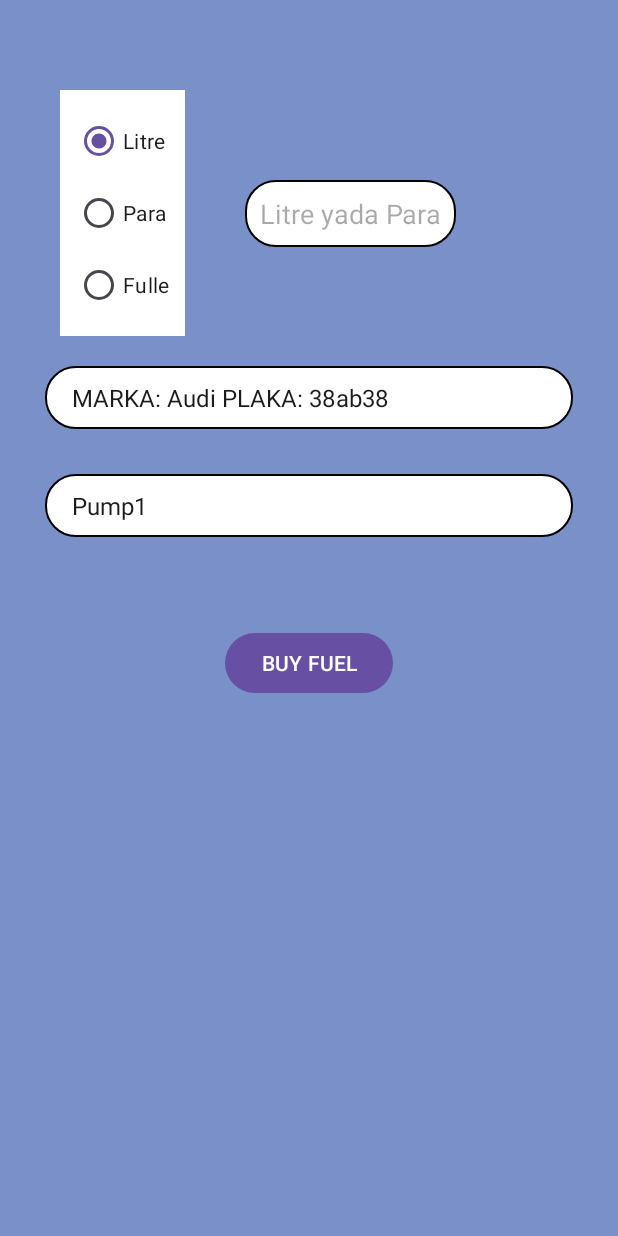
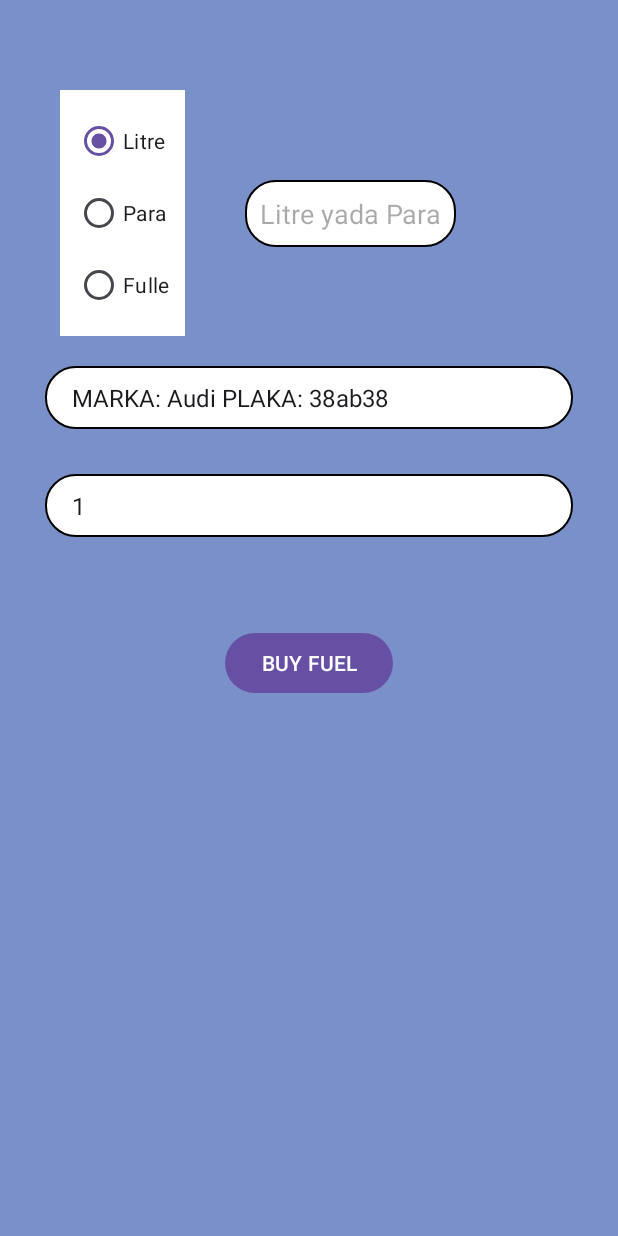
Before and after one commit to Salihhozsoy/stationActivities, an Android app: the screen it shows after launch (CalculateActivity), after a tap on "WELCOME! PRESS TO LOGIN", on a phone screen of 412 x 824 dp. Run offline under Robolectric (Android 15) with nearby library versions, the phone set to English and light mode, and no system bars.

```diff
--- a/app/build.gradle
+++ b/app/build.gradle
@@ -1,6 +1,7 @@
 plugins {
     id 'com.android.application'
     id 'org.jetbrains.kotlin.android'
+    id 'kotlin-parcelize'
 }
 
 android {
--- a/app/src/main/java/com/example/stationdesignproject/CalculateActivity.kt
+++ b/app/src/main/java/com/example/stationdesignproject/CalculateActivity.kt
@@ -3,30 +3,30 @@ package com.example.stationdesignproject
 import android.content.Intent
 import androidx.appcompat.app.AppCompatActivity
 import android.os.Bundle
-import android.provider.ContactsContract.Data
-import android.view.View
-import android.widget.AdapterView
 import android.widget.ArrayAdapter
-import android.widget.AdapterView.OnItemSelectedListener
 import android.widget.Button
 import android.widget.EditText
 import android.widget.RadioButton
 import android.widget.RadioGroup
 import android.widget.Spinner
-import android.widget.Toast
+
 import androidx.appcompat.app.AlertDialog
 
 class CalculateActivity : AppCompatActivity() {
 
-    companion object{
-      const val LiterOrMoney ="literormoney"
+    companion object {
+        const val LiterOrMoney = "literormoney"
+        const val CAR = "car"
+        const val PUMP = "pump"
     }
 
-    lateinit var btnBuyFuel:Button
+    lateinit var btnBuyFuel: Button
     lateinit var spCars: Spinner
     lateinit var spPumps: Spinner
-    lateinit var rgLiterOrMoney:RadioGroup
-    lateinit var etLiterOrMoney:EditText
+    lateinit var rgLiterOrMoney: RadioGroup
+    lateinit var etLiterOrMoney: EditText
+    var selectedRadioButton: RadioButton? = null
+    var calculatedPrice:Double? = null
 
     override fun onCreate(savedInstanceState: Bundle?) {
         super.onCreate(savedInstanceState)
@@ -35,61 +35,73 @@ class CalculateActivity : AppCompatActivity() {
         rgLiterOrMoney = findViewById(R.id.rgLiterOrMoney)
         etLiterOrMoney = findViewById(R.id.etLiterOrMoney)
         btnBuyFuel = findViewById(R.id.btnBuyFuel)
-        spCars =findViewById(R.id.spCar)
-        spPumps=findViewById(R.id.spPump)
+        spCars = findViewById(R.id.spCar)
+        spPumps = findViewById(R.id.spPump)
 
 
-        rgLiterOrMoney.setOnCheckedChangeListener { group, checkedId ->                                   //basılan radiobuttonu tutuyor. Full butona basılmadıysa enable
-            val selectedRadioButton: RadioButton = findViewById(checkedId)
-            etLiterOrMoney.isEnabled = selectedRadioButton.id != R.id.rdbtnFull
-        }
+        /*        rgLiterOrMoney.setOnCheckedChangeListener { group, checkedId ->                                   //basılan radiobuttonu tutuyor. Full butona basılmadıysa enable
+                    selectedRadioButton = findViewById(checkedId)
+                    selectedRadioButton?.let {
+                        etLiterOrMoney.isEnabled = it.id != R.id.rdbtnFull
+                    } ?: kotlin.run {
+                        showAlert("Warning","Please Choose a Option")
+                    }
+                }
+        */
+
+        val carNames = Database.cars.map { it.getListName() }                                             //cars listesini spinner'a basma
+        spCars.adapter = ArrayAdapter(this, android.R.layout.simple_spinner_item, carNames)
+
+        val pumpNames = Database.pumps.map { it.no }                                                    //pump listesini spinner'a basma
+        spPumps.adapter = ArrayAdapter(this, android.R.layout.simple_spinner_item, pumpNames)
 
 
-        val carNames = Database.cars.map { it.getListName() }                                             //cars listesini spinner'a basma
-        val adapter = ArrayAdapter(this, android.R.layout.simple_spinner_item, carNames)
-        spCars.adapter = adapter
+        btnBuyFuel.setOnClickListener {
+            if (!etLiterOrMoney.text.isNullOrEmpty()) {
+
+                val enterAmount = etLiterOrMoney.text.toString().toDouble()
+
+                val selectedCarSpinner = Database.cars[spCars.selectedItemPosition]
+                val selectedPumpSpinner = Database.pumps[spPumps.selectedItemPosition]
 
 
-/*
-        spCars.onItemSelectedListener = object :OnItemSelectedListener{
-            override fun onItemSelected(
-                parent: AdapterView<*>?,
-                view: View?,
-                position: Int,
-                id: Long
-            ) {
-                val items = Database.cars
-                val selected = items.get(position)
+                if (rgLiterOrMoney.checkedRadioButtonId == R.id.rdbtnLtr) {
+                    if (selectedCarSpinner.capacity > (enterAmount + selectedCarSpinner.currentFuelAmount)) {
+                        val liter = enterAmount
+                        calculatedPrice  = (enterAmount * selectedCarSpinner.fuelType.price)
+                    } else {
+                        showAlert("Fazla Yakıt", "Depo kapasitesi aşıldı.")
+                    }
 
-            }
+                } else if (rgLiterOrMoney.checkedRadioButtonId == R.id.rdbtnMoney) {
+                    if (enterAmount / selectedCarSpinner.fuelType.price < selectedCarSpinner.capacity - selectedCarSpinner.currentFuelAmount) {
+                        val liter = enterAmount / selectedCarSpinner.fuelType.price
+                        calculatedPrice = enterAmount
+                    } else {
+                        showAlert("Fazla Para", "Deponuz o kadar almaz")
+                    }
+                } else if (rgLiterOrMoney.checkedRadioButtonId == R.id.rdbtnFull) {
+                    val liter = (selectedCarSpinner.capacity - selectedCarSpinner.currentFuelAmount)
+                    calculatedPrice= (liter * selectedCarSpinner.fuelType.price)
+                } else {
+                    showAlert("Uyarı", "Lütfen Bir Seçenek Belirleyin")
+                }
 
-            override fun onNothingSelected(parent: AdapterView<*>?) {
-                println("lutfen secim yap....")
-            }
+                val intent = Intent(this, PrintActivity::class.java)
+                intent.putExtra(CAR, selectedCarSpinner)
+                intent.putExtra(PUMP, selectedPumpSpinner)
+                intent.putExtra(LiterOrMoney, calculatedPrice)
+                startActivity(intent)
 
-        }
-*/
-
-        val pumpNames = Database.pumps.map { it.name }                                                           //pump listesini spinner'a basma
-        val adapter2 = ArrayAdapter(this, android.R.layout.simple_spinner_item, pumpNames)
-        spPumps.adapter = adapter2
-
-
-        btnBuyFuel.setOnClickListener{
-
-            if(!etLiterOrMoney.text.isNullOrEmpty()){
-
-                val intent = Intent(this,PrintActivity::class.java)
-                intent.putExtra(LiterOrMoney, etLiterOrMoney.text.toString().toDouble())
-                startActivity(intent)
-            }else{
-                AlertDialog.Builder(this)
-                    .setTitle("WARNING")
-                    .setMessage("PLEASE ENTER A AMOUNT")
-                    .setCancelable(false)
-                    .setPositiveButton("OKEY") { dialog, which ->}
-                    .create().show()
+            } else {
+                showAlert("Warnings", "Please Enter a Amount")
             }
         }
     }
+
+    private fun showAlert(title: String, message: String) {
+        AlertDialog.Builder(this)
+            .setTitle(title)
+            .setMessage(message).create().show()
+    }
 }
--- a/app/src/main/java/com/example/stationdesignproject/Database.kt
+++ b/app/src/main/java/com/example/stationdesignproject/Database.kt
@@ -1,41 +1,49 @@
 package com.example.stationdesignproject
 
+import android.os.Parcelable
+import kotlinx.parcelize.Parcelize
+
 object Database {
+    val cars = mutableListOf(
+        Car(1, "Audi", "38ab38",FuelType.Gasoline,20.0,100.0),
+        Car(2, "Mercedes", "34ab34",FuelType.Diesel,15.0,8.0),
+        Car(3, "Bmw", "06ab06",FuelType.Gas,30.0,90.0),
+        Car(4, "Ford", "01ab01",FuelType.Electric,10.0,50.0),
+    )
 
-    val cars = mutableListOf(
+    val employee1= Employee(1,"salih")
+    val employee2= Employee(1,"salih")
+    val employee3= Employee(1,"salih")
+    val employee4= Employee(1,"salih")
 
-        Car(1, "Audi", "38ab38",FuelType.gasoline),
-        Car(2, "Mercedes", "34ab34",FuelType.diesel),
-        Car(3, "Bmw", "06ab06",FuelType.gas),
-        Car(4, "Ford", "01ab01",FuelType.electric),
+    val pumps = mutableListOf(
+        Pump(1, 1, listOf(FuelType.Diesel,FuelType.Gasoline), employee1),
+        Pump(2, 2, listOf(FuelType.Diesel,FuelType.Electric), employee2),
+        Pump(3, 3, listOf(FuelType.Diesel,FuelType.Gas), employee2),
+        Pump(4, 4, listOf(FuelType.Diesel), employee3),
+        Pump(5, 5, listOf(FuelType.Gas), employee4),
+        Pump(6, 6, listOf(FuelType.Electric), employee4),
     )
-    val pumps = mutableListOf(
-        Pump(1, "Pump1"),
-        Pump(2, "Pump2"),
-        Pump(3, "Pump3"),
-        Pump(4, "Pump4"),
-    )
-    val fuelList = mutableListOf(
-        Fuel(36.0,FuelType.gasoline),
-        Fuel(34.0,FuelType.diesel),
-        Fuel(20.0,FuelType.gas),
-        Fuel(10.0,FuelType.electric)
-    )
+
+    val invoices = mutableListOf<Invoice>()
 }
+@Parcelize
+data class Car(val id: Int, val name: String, val plateNo: String,val fuelType: FuelType , var currentFuelAmount:Double,val capacity:Double) :
+    Parcelable {
+    fun getListName() = "MARKA: $name PLAKA: $plateNo"
+}
+@Parcelize
+data class Employee(val id:Int, val name: String) : Parcelable
 
-data class Car(val id: Int, val name: String, val plaka: String,val fuelType: FuelType) {
-    fun getListName() = "MARKA: $name PLAKA: $plaka"
+@Parcelize
+data class Pump(val id: Int, val no:Int,val fuelTypes:List<FuelType>,val employee: Employee) :
+    Parcelable
+
+data class Invoice(val id: Int,val price:Double, val car: Car, val employee: Employee) {}
+
+enum class FuelType(val price:Double) {
+    Gasoline(36.0),
+    Diesel(34.0),
+    Gas(20.0),
+    Electric(10.0)
 }
-
-data class Pump(val id: Int, val name: String)
-
-class Fuel(val price: Double, val fuelType: FuelType) {}
-
-class Invoice(val id: Int, val car: Car, val fuel: Fuel) {}
-
-enum class FuelType {
-    gasoline,
-    diesel,
-    gas,
-    electric
-}
```
Also changed, not shown: app/src/main/java/com/example/stationdesignproject/PrintActivity.kt (+19 -0 lines).
